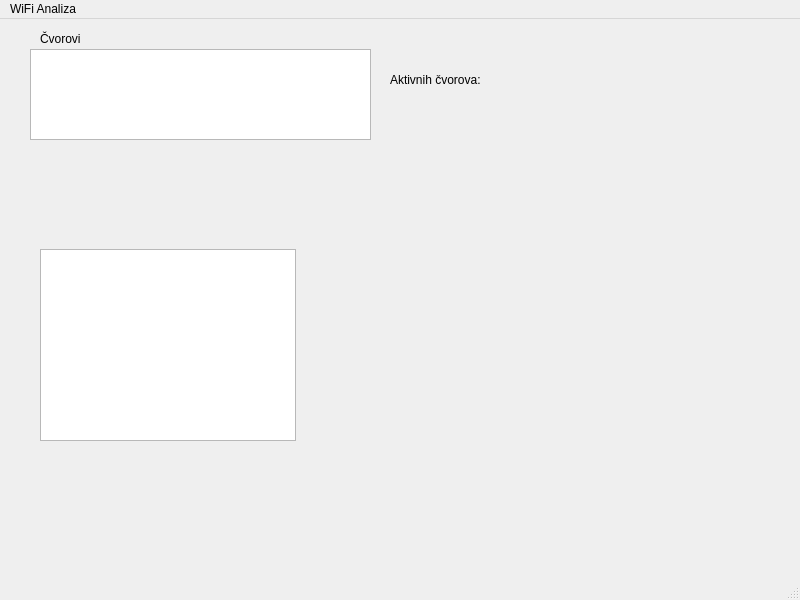
Above: ProzorAnaliza.ui from Lovrom8/WiFiAnalizator before the change. Below: the same form after it.
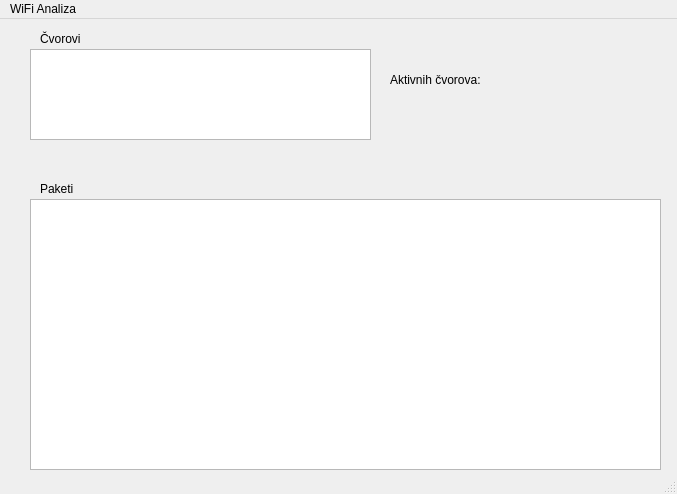
That is the form after the change.

Patch:
```diff
--- a/ProzorAnaliza.ui
+++ b/ProzorAnaliza.ui
@@ -6,8 +6,8 @@
    <rect>
     <x>0</x>
     <y>0</y>
-    <width>800</width>
-    <height>600</height>
+    <width>677</width>
+    <height>494</height>
    </rect>
   </property>
   <property name="windowTitle">
@@ -53,12 +53,25 @@
    <widget class="QTableView" name="tableOkviri">
     <property name="geometry">
      <rect>
+      <x>30</x>
+      <y>180</y>
+      <width>631</width>
+      <height>271</height>
+     </rect>
+    </property>
+   </widget>
+   <widget class="QLabel" name="label_2">
+    <property name="geometry">
+     <rect>
       <x>40</x>
-      <y>230</y>
-      <width>256</width>
-      <height>192</height>
+      <y>160</y>
+      <width>67</width>
+      <height>19</height>
      </rect>
     </property>
+    <property name="text">
+     <string>Paketi</string>
+    </property>
    </widget>
   </widget>
   <widget class="QMenuBar" name="menubar">
@@ -66,7 +79,7 @@
     <rect>
      <x>0</x>
      <y>0</y>
-     <width>800</width>
+     <width>677</width>
      <height>24</height>
     </rect>
    </property>
```
